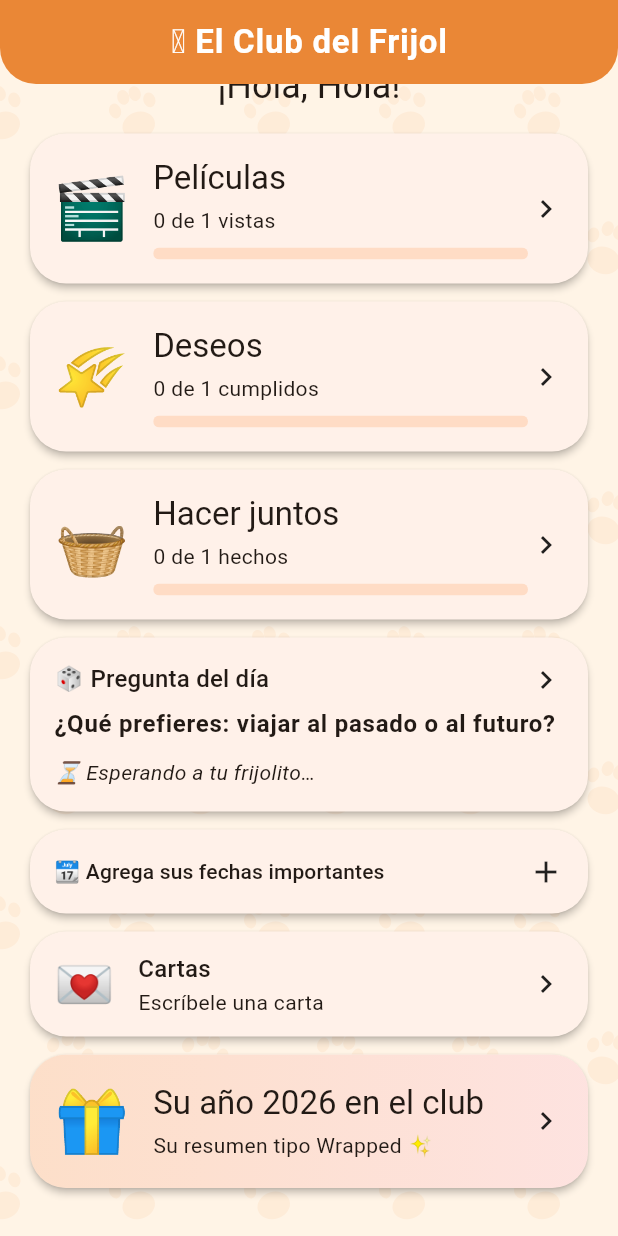
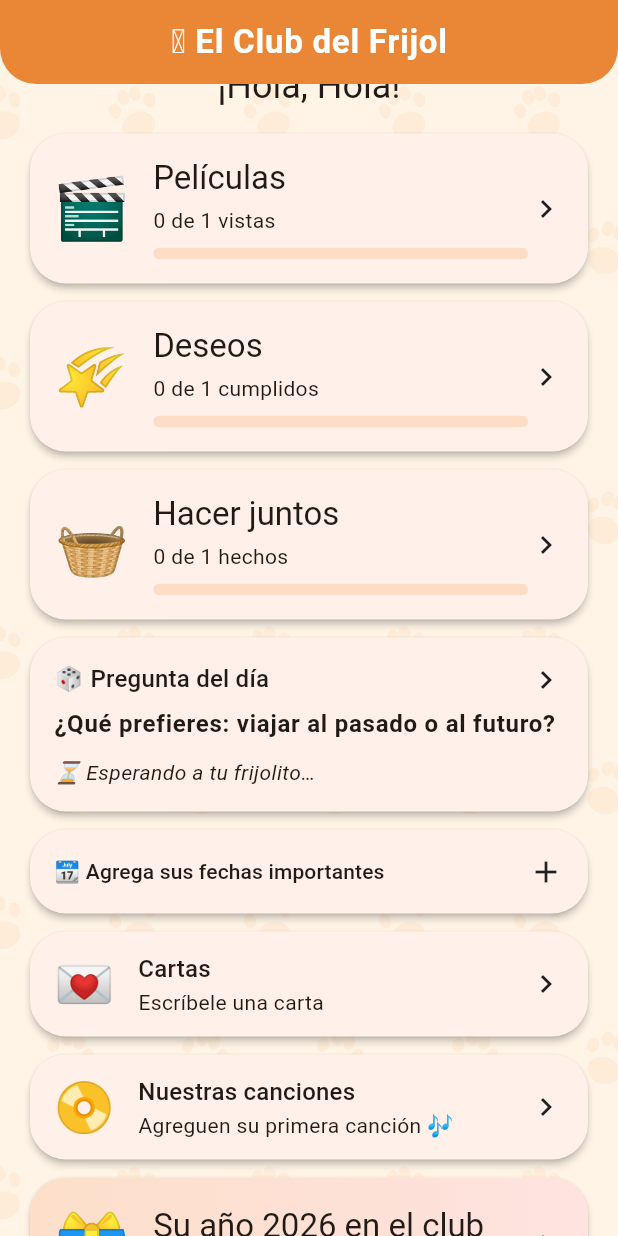
Before and after one commit to lalmazano/movil-app, a Flutter app: the screen it shows once a user with an empty profile is signed in, scrolled down 175 dp, on a phone screen of 412 x 824 dp. Run offline on Flutter 3.47's test engine with Material 3 defaults, Android fonts, the phone set to English and light mode, and no system bars; our stand-ins replace cloud_firestore, firebase_auth, firebase_core, google_sign_in, image_picker, just_audio and 2 more; missing offline and left inert: home_widget; accounts and stored records are empty.

Commit message:
Playlist del club: tarjeta en el inicio y página de canciones
Tarjeta 📀 Nuestras canciones con conteo y portadas, página con orden por
recientes o por ❤️, corazones, muestra, quitar con confirmación, agregar
desde el buscador y 🎲 ¿Qué escuchamos?. Incluye pruebas.

Co-Authored-By: Claude Opus 5.5 <noreply@anthropic.com>
Claude-Session: https://claude.ai/code/session_01CANDgNGJ8T9KQ6eM72Mnji

```diff
--- a/lib/features/musica/presentation/tarjeta_playlist.dart
+++ b/lib/features/musica/presentation/tarjeta_playlist.dart
@@ -1,14 +1,120 @@
 import 'package:flutter/material.dart';
 
 import '../../listas/domain/item_lista.dart';
+import '../../listas/presentation/config_scope.dart';
+import '../domain/musica_repository.dart';
+import 'playlist_page.dart';
+import 'widgets_musica.dart';
 
-/// Tarjeta en el inicio con la playlist del club. (Pendiente: la completa el agente de
-/// esta función; debe ocultarse si la bandera `playlist` de config/app es false.)
-class TarjetaPlaylist extends StatelessWidget {
+/// Tarjeta "📀 Nuestras canciones" en el inicio. Se oculta si la bandera
+/// `playlist` de config/app es false.
+class TarjetaPlaylist extends StatefulWidget {
   const TarjetaPlaylist({super.key, required this.repository});
 
   final ListaRepository repository;
 
   @override
-  Widget build(BuildContext context) => const SizedBox.shrink();
+  State<TarjetaPlaylist> createState() => _TarjetaPlaylistState();
 }
+
+class _TarjetaPlaylistState extends State<TarjetaPlaylist> {
+  /// Se crea solo cuando la bandera está activa (si no, las reglas
+  /// rechazarían la lectura).
+  Stream<List<CancionPlaylist>>? _playlist;
+
+  MusicaRepository get _musica => widget.repository.musica;
+
+  @override
+  Widget build(BuildContext context) {
+    if (!ConfigClubScope.of(context).playlist) return const SizedBox.shrink();
+    final textTheme = Theme.of(context).textTheme;
+    return Card(
+      key: const Key('tarjeta-playlist'),
+      margin: const EdgeInsets.only(bottom: 12),
+      clipBehavior: Clip.antiAlias,
+      child: InkWell(
+        onTap: () => Navigator.of(context).push(
+          MaterialPageRoute<void>(
+            builder: (_) => PlaylistPage(musica: _musica),
+          ),
+        ),
+        child: Padding(
+          padding: const EdgeInsets.symmetric(horizontal: 16, vertical: 12),
+          child: StreamBuilder<List<CancionPlaylist>>(
+            stream: _playlist ??= _musica.watchPlaylist(),
+            builder: (context, snap) {
+              final canciones = snap.data ?? const <CancionPlaylist>[];
+              final subtitulo = snap.hasError
+                  ? 'No se pudo cargar la playlist'
+                  : !snap.hasData
+                  ? 'Cargando…'
+                  : canciones.isEmpty
+                  ? 'Agreguen su primera canción 🎶'
+                  : textoCancionesPlaylist(canciones.length);
+              return Row(
+                children: [
+                  const Text('📀', style: TextStyle(fontSize: 32)),
+                  const SizedBox(width: 16),
+                  Expanded(
+                    child: Column(
+                      crossAxisAlignment: CrossAxisAlignment.start,
+                      children: [
+                        Text(
+                          'Nuestras canciones',
+                          style: textTheme.titleMedium,
+                        ),
+                        Text(subtitulo, style: textTheme.bodyMedium),
+                      ],
+                    ),
+                  ),
+                  if (canciones.isNotEmpty)
+                    _PortadasEncimadas(
+                      canciones: [for (final c in canciones.take(4)) c.cancion],
+                    ),
+                  const Icon(Icons.chevron_right),
+                ],
+              );
+            },
+          ),
+        ),
+      ),
+    );
+  }
+}
+
+/// Hasta 4 portadas pequeñas, una encima de otra.
+class _PortadasEncimadas extends StatelessWidget {
+  const _PortadasEncimadas({required this.canciones});
+
+  final List<Cancion> canciones;
+
+  static const _lado = 30.0;
+  static const _paso = 18.0;
+
+  @override
+  Widget build(BuildContext context) {
+    final fondo = Theme.of(context).colorScheme.surface;
+    return SizedBox(
+      width: _lado + _paso * (canciones.length - 1),
+      height: _lado + 4,
+      child: Stack(
+        children: [
+          // La más nueva queda encima (a la izquierda).
+          for (var i = canciones.length - 1; i >= 0; i--)
+            Positioned(
+              left: _paso * i,
+              top: 0,
+              child: DecoratedBox(
+                decoration: BoxDecoration(
+                  color: fondo,
+                  borderRadius: BorderRadius.circular(_lado / 5),
+                  border: Border.all(color: fondo, width: 2),
+                ),
+                child: PortadaCancion(cancion: canciones[i], lado: _lado),
+              ),
+            ),
+        ],
+      ),
+    );
+  }
+}
```
Also changed, not shown: lib/features/musica/presentation/playlist_page.dart (added, +356 -0 lines), 1 other file.
